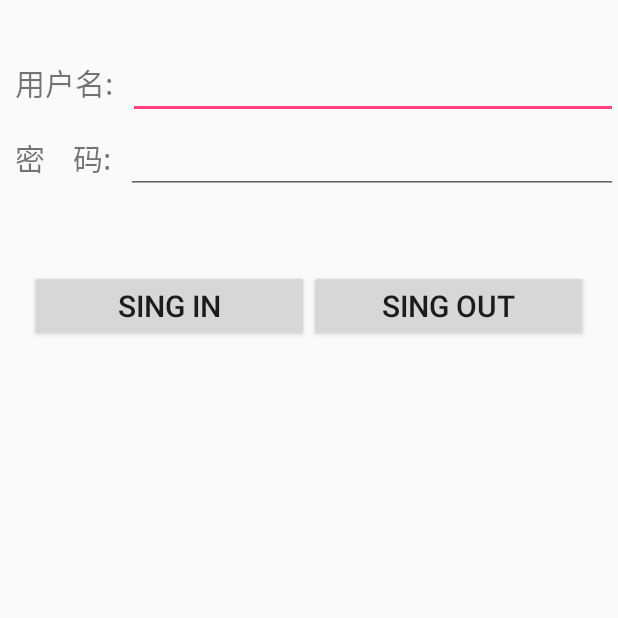
After one commit to withssyou/juhenews, an Android app: the UserActivity screen opened directly, with no data from a screen before it, on a phone screen of 412 x 824 dp, the top half of it. The commit adds this screen. Run offline under Robolectric (Android 15) with nearby library versions, the phone set to English and light mode, and no system bars; our stand-ins replace ButterKnife.

Commit message:
登录注册密码找回

```diff
--- a/app/src/main/AndroidManifest.xml
+++ b/app/src/main/AndroidManifest.xml
@@ -38,8 +38,8 @@
         <activity android:name=".demo.FragmentDemoActivity"></activity>
         <activity android:name=".ui.NewsActivity"></activity>
         <activity android:name=".ui.GuideActivity">
-
         </activity>
+        <activity android:name=".ui.UserActivity"></activity>
 
         <activity
             android:name="com.mob.tools.MobUIShell"
--- a/app/src/main/java/edu/zhuoxin/feicui/news/adapter/NewsAdapter.java
+++ b/app/src/main/java/edu/zhuoxin/feicui/news/adapter/NewsAdapter.java
@@ -11,7 +11,6 @@ import com.squareup.picasso.Picasso;
 import edu.zhuoxin.feicui.news.R;
 import edu.zhuoxin.feicui.news.base.BaseBaseAdapter;
 import edu.zhuoxin.feicui.news.entity.NewsInfo;
-import edu.zhuoxin.feicui.news.utils.HttpClientUtil;
 
 /**
  * Created by Administrator on 2017/1/9.
--- /dev/null
+++ b/app/src/main/java/edu/zhuoxin/feicui/news/api/ShowWhatFragmentListener.java
@@ -0,0 +1,12 @@
+package edu.zhuoxin.feicui.news.api;
+
+/**
+ * Created by Administrator on 2017/1/17.
+ *
+ * 切换fragment的回调
+ *
+ */
+
+public interface ShowWhatFragmentListener {
+    void setTargetFragment(String targetFragment);
+}
--- a/app/src/main/java/edu/zhuoxin/feicui/news/fragment/ImageFragment.java
+++ b/app/src/main/java/edu/zhuoxin/feicui/news/fragment/ImageFragment.java
@@ -8,7 +8,6 @@ import android.support.v4.app.Fragment;
 import android.support.v7.widget.DefaultItemAnimator;
 import android.support.v7.widget.RecyclerView;
 import android.support.v7.widget.StaggeredGridLayoutManager;
-import android.util.Log;
 import android.view.LayoutInflater;
 import android.view.View;
 import android.view.ViewGroup;
@@ -24,7 +23,7 @@ import edu.zhuoxin.feicui.news.adapter.ImageAdapter;
 import edu.zhuoxin.feicui.news.app.App;
 import edu.zhuoxin.feicui.news.entity.ImageInfo;
 import edu.zhuoxin.feicui.news.entity.ImagetoGank;
-import edu.zhuoxin.feicui.news.utils.HttpClientUtil;
+import edu.zhuoxin.feicui.news.net.HttpClientUtil;
 
 
 /**
--- /dev/null
+++ b/app/src/main/java/edu/zhuoxin/feicui/news/fragment/LoginFragment.java
@@ -0,0 +1,119 @@
+package edu.zhuoxin.feicui.news.fragment;
+
+import android.content.Intent;
+import android.os.Bundle;
+import android.os.Handler;
+import android.os.Message;
+import android.support.annotation.Nullable;
+import android.support.v4.app.Fragment;
+import android.text.TextUtils;
+import android.view.LayoutInflater;
+import android.view.View;
+import android.view.ViewGroup;
+import android.widget.Button;
+import android.widget.EditText;
+import android.widget.Toast;
+
+import butterknife.BindView;
+import butterknife.ButterKnife;
+import butterknife.OnClick;
+import edu.zhuoxin.feicui.news.R;
+import edu.zhuoxin.feicui.news.app.App;
+import edu.zhuoxin.feicui.news.entity.LoginInfo;
+import edu.zhuoxin.feicui.news.net.UserManager;
+import edu.zhuoxin.feicui.news.ui.UserActivity;
+
+/**
+ * Created by Administrator on 2017/1/17.
+ */
+
+public class LoginFragment extends Fragment {
+    @BindView(R.id.fragment_login_uname)
+    EditText name;
+    @BindView(R.id.fragment_login_upass)
+    EditText pwd;
+    @BindView(R.id.fragment_login_comit)
+    Button login;
+    @BindView(R.id.fragment_login_register)
+    Button register;
+
+    private String uname;
+    private String upass;
+
+    private Handler handler = new Handler() {
+        @Override
+        public void handleMessage(Message msg) {
+            super.handleMessage(msg);
+            if (msg != null) {
+                switch (msg.what) {
+                    case App.FALILER:
+                        Toast.makeText(getContext(), "请检查网络连接设置", Toast.LENGTH_SHORT).show();
+                        break;
+                    case App.SUCCEED:
+                        LoginInfo info = (LoginInfo) msg.obj;
+                        LoginInfo.LoginData data = info.getData();
+                        switch (data.getResult()) {
+                            case 0:
+                                Toast.makeText(getContext(), "登录成功", Toast.LENGTH_SHORT).show();
+                                Intent intent = new Intent();
+                                intent.putExtra("token",data.getToken());
+                                intent.putExtra("name",uname);
+                                getActivity().setResult(App.RESULTCODE,intent);
+                                //当前activity消失
+                                getActivity().finish();
+                                break;
+                            case -1:
+                                Toast.makeText(getContext(), "用户名或密码错误", Toast.LENGTH_SHORT).show();
+                                break;
+                            case -2:
+                                Toast.makeText(getContext(), "限制登陆(禁言,封IP)", Toast.LENGTH_SHORT).show();
+                                break;
+                            case -3:
+                                Toast.makeText(getContext(), "限制登陆(异地登陆等异常)", Toast.LENGTH_SHORT).show();
+                                break;
+                        }
+                        break;
+                }
+            }
+        }
+    };
+
+    @Nullable
+    @Override
+    public View onCreateView(LayoutInflater inflater, @Nullable ViewGroup container, @Nullable Bundle savedInstanceState) {
+        View view = inflater.inflate(R.layout.fragment_login, container, false);
+        ButterKnife.bind(this, view);
+        return view;
+    }
+
+    @OnClick({R.id.fragment_login_register, R.id.fragment_login_comit})
+    public void onClick(View view) {
+        switch (view.getId()) {
+            case R.id.fragment_login_comit:
+                //获取用户输入
+                uname = name.getText().toString().trim();
+                upass = pwd.getText().toString().trim();
+                //判断用户输入是否合法
+                if (TextUtils.isEmpty(uname) || TextUtils.isEmpty(upass)) {
+                    Toast.makeText(getContext(), "请输入完整用户名和密码", Toast.LENGTH_SHORT).show();
+                } else {
+                    //进行网络请求，服务器验证登录是否成功
+                    new Thread(new Runnable() {
+                        @Override
+                        public void run() {
+                            UserManager.login(uname, upass, handler);
+                        }
+                    }).start();
+                }
+                break;
+            case R.id.fragment_login_register: //点击注册按钮
+                UserActivity activity = (UserActivity) getActivity();
+                activity.setTargetFragment("RegisterFragment");
+                break;
+//            case R.id.fragment_login_forgot: //点击密码找回
+//                UserActivity activity = (UserActivity) getActivity();
+//                activity.setTargetFragment("ForgotFragment");
+//                break;
+        }
+    }
+}
--- a/app/src/main/java/edu/zhuoxin/feicui/news/fragment/NewsFragment.java
+++ b/app/src/main/java/edu/zhuoxin/feicui/news/fragment/NewsFragment.java
@@ -34,7 +34,7 @@ import edu.zhuoxin.feicui.news.db.NewsDao;
 import edu.zhuoxin.feicui.news.entity.NewsInfo;
 import edu.zhuoxin.feicui.news.entity.NewstoJuhe;
 import edu.zhuoxin.feicui.news.ui.NewsActivity;
-import edu.zhuoxin.feicui.news.utils.HttpClientUtil;
+import edu.zhuoxin.feicui.news.net.HttpClientUtil;
 
 /**
  * Created by Administrator on 2017/1/9.
--- /dev/null
+++ b/app/src/main/java/edu/zhuoxin/feicui/news/ui/UserActivity.java
@@ -0,0 +1,62 @@
+package edu.zhuoxin.feicui.news.ui;
+
+import android.os.Bundle;
+import android.support.annotation.Nullable;
+import android.support.v4.app.FragmentManager;
+import android.support.v4.app.FragmentTransaction;
+import android.support.v7.app.AppCompatActivity;
+
+import edu.zhuoxin.feicui.news.R;
+import edu.zhuoxin.feicui.news.api.ShowWhatFragmentListener;
+import edu.zhuoxin.feicui.news.fragment.LoginFragment;
+import edu.zhuoxin.feicui.news.fragment.RegisterFragment;
+
+/**
+ * Created by Administrator on 2017/1/16.
+ */
+public class UserActivity extends AppCompatActivity implements ShowWhatFragmentListener {
+    //    Fragment fragment;
+    @Override
+    protected void onCreate(@Nullable Bundle savedInstanceState) {
+        super.onCreate(savedInstanceState);
+        setContentView(R.layout.activity_user);
+        //默认显示登录的fragment
+        showLoginFragment();
+
+    }
+
+
+    @Override
+    public void setTargetFragment(String targetFragment) {
+        switch (targetFragment) {
+            case "RegisterFragment":
+                showRegisterFragment();
+                break;
+            case "ForgotFragment":
+                break;
+        }
+    }
+
+    /**
+     * 显示注册的fragment
+     */
+    private void showRegisterFragment() {
+        RegisterFragment registerFragment = new RegisterFragment();
+        FragmentManager fm = getSupportFragmentManager();
+        FragmentTransaction ft = fm.beginTransaction();
+        ft.replace(R.id.loginfragment, registerFragment);
+        ft.commit();
+    }
+
+    /**
+     * 登录fragment
+     */
+    private void showLoginFragment() {
+        LoginFragment loginFragment = new LoginFragment();
+        FragmentManager fm = getSupportFragmentManager();
+        FragmentTransaction ft = fm.beginTransaction();
+        ft.replace(R.id.loginfragment, loginFragment);
+        ft.commit();
+    }
+
+}
--- /dev/null
+++ b/app/src/main/res/layout/activity_user.xml
@@ -0,0 +1,12 @@
+<?xml version="1.0" encoding="utf-8"?>
+<LinearLayout xmlns:android="http://schemas.android.com/apk/res/android"
+    android:layout_width="match_parent"
+    android:layout_height="match_parent"
+    android:orientation="vertical">
+    <FrameLayout
+        android:id="@+id/loginfragment"
+        android:layout_width="match_parent"
+        android:layout_height="match_parent">
+    </FrameLayout>
+
+</LinearLayout>
--- /dev/null
+++ b/app/src/main/res/layout/fragment_login.xml
@@ -0,0 +1,72 @@
+<?xml version="1.0" encoding="utf-8"?>
+<LinearLayout xmlns:android="http://schemas.android.com/apk/res/android"
+    android:layout_width="match_parent"
+    android:layout_height="match_parent"
+    android:orientation="vertical">
+
+    <LinearLayout
+        android:layout_width="match_parent"
+        android:layout_height="wrap_content"
+        android:layout_marginTop="30dp"
+        android:orientation="horizontal">
+
+        <TextView
+            android:layout_width="wrap_content"
+            android:layout_height="wrap_content"
+            android:padding="10dp"
+            android:text="用户名:"
+            android:textSize="@dimen/text_size" />
+
+        <EditText
+            android:id="@+id/fragment_login_uname"
+            android:layout_width="0dp"
+            android:layout_height="wrap_content"
+            android:layout_weight="1" />
+    </LinearLayout>
+
+    <LinearLayout
+        android:layout_width="match_parent"
+        android:layout_height="wrap_content"
+        android:orientation="horizontal">
+
+        <TextView
+            android:layout_width="wrap_content"
+            android:layout_height="wrap_content"
+            android:padding="10dp"
+            android:text="密    码:"
+            android:textSize="@dimen/text_size" />
+
+        <EditText
+            android:id="@+id/fragment_login_upass"
+            android:layout_width="0dp"
+            android:layout_height="wrap_content"
+            android:layout_weight="1" />
+    </LinearLayout>
+
+    <LinearLayout
+        android:layout_width="match_parent"
+        android:layout_height="wrap_content"
+        android:layout_marginTop="50dp"
+        android:layout_marginLeft="20dp"
+        android:layout_marginRight="20dp"
+        android:orientation="horizontal">
+
+        <Button
+            android:id="@+id/fragment_login_comit"
+            android:layout_width="0dp"
+            android:layout_height="wrap_content"
+            android:textSize="@dimen/text_size"
+            android:layout_weight="1"
+            android:text="SING IN"/>
+        <Button
+            android:id="@+id/fragment_login_register"
+            android:layout_width="0dp"
+            android:layout_height="wrap_content"
+            android:textSize="@dimen/text_size"
+            android:layout_weight="1"
+            android:text="SING out"/>
+
+    </LinearLayout>
+
+
+</LinearLayout>
--- a/app/src/main/res/values/dimens.xml
+++ b/app/src/main/res/values/dimens.xml
@@ -6,4 +6,5 @@
     <dimen name="activity_horizontal_margin">16dp</dimen>
     <dimen name="activity_vertical_margin">16dp</dimen>
     <dimen name="fab_margin">16dp</dimen>
+    <dimen name="text_size">20sp</dimen>
 </resources>
```
Also changed, not shown: app/src/main/java/edu/zhuoxin/feicui/news/app/App.java (+7 -0 lines), app/src/main/java/edu/zhuoxin/feicui/news/entity/LoginInfo.java (added, +65 -0 lines), app/src/main/java/edu/zhuoxin/feicui/news/fragment/ForgotFragment.java (added, +10 -0 lines), app/src/main/java/edu/zhuoxin/feicui/news/fragment/RegisterFragment.java (added, +35 -0 lines), app/src/main/java/edu/zhuoxin/feicui/news/net/HttpClientUtil.java (renamed from app/src/main/java/edu/zhuoxin/feicui/news/utils/HttpClientUtil.java, +1 -7 lines), app/src/main/java/edu/zhuoxin/feicui/news/net/UserManager.java (added, +66 -0 lines), app/src/main/java/edu/zhuoxin/feicui/news/ui/HomeActivity.java (+67 -13 lines), app/src/main/res/layout/fragment_register.xml (added, +12 -0 lines), app/src/main/res/layout/nav_header_main.xml (+11 -10 lines).
